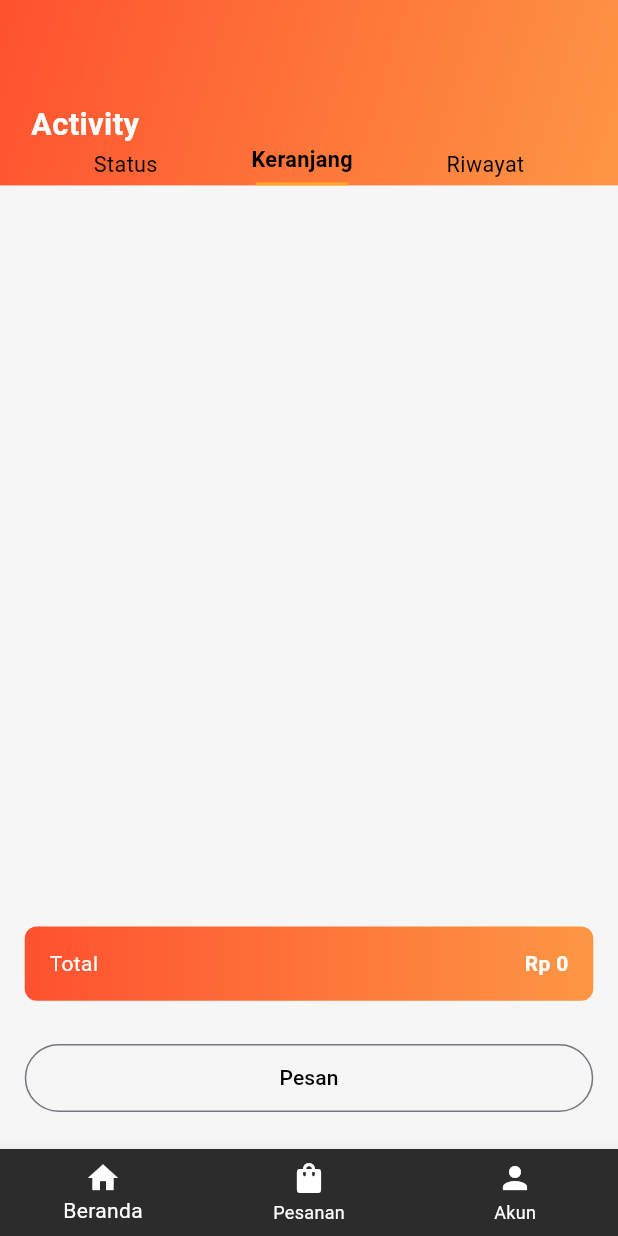
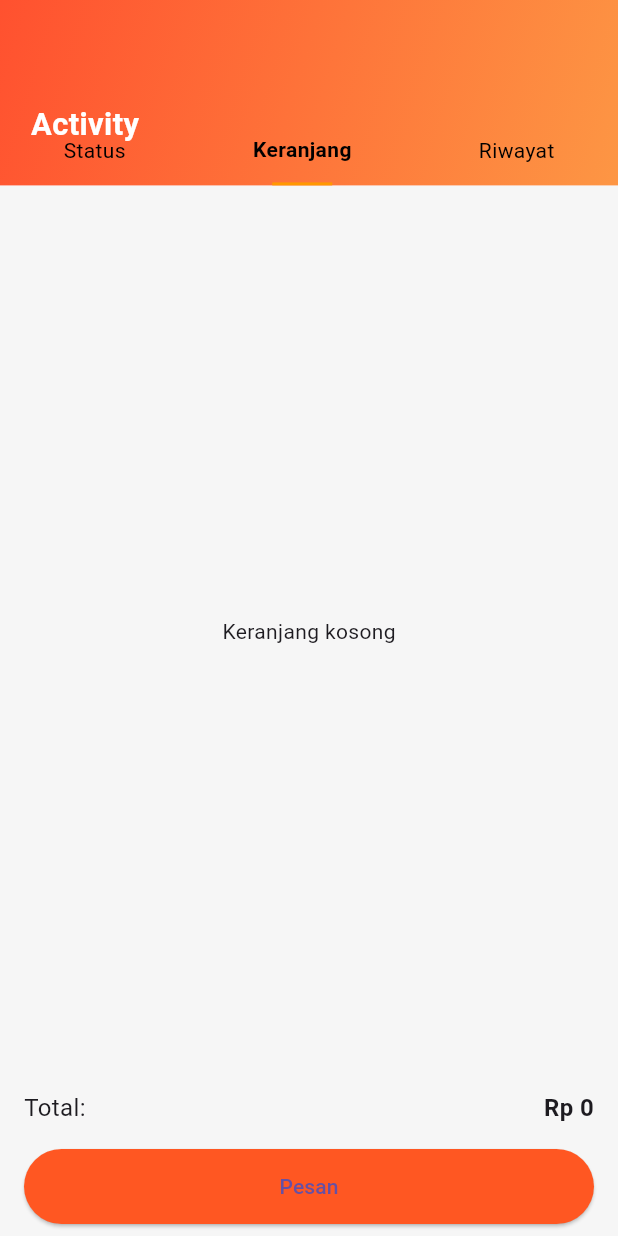
Before and after one commit to mzkyann/ALP-Canteen, a Flutter app: the KeranjangPage screen opened by its route, on a phone screen of 412 x 824 dp. Run offline on Flutter 3.47's test engine with Material 3 defaults, Android fonts, the phone set to English and light mode, and no system bars; our stand-ins replace flutter_riverpod, flutter_time_picker_spinner; generated files the repository leaves out were written again; network calls fail.

Commit message:
keranjang-status-history

```diff
--- a/ALP-Canteen-struktur-frontend/cipeats/lib/main.dart
+++ b/ALP-Canteen-struktur-frontend/cipeats/lib/main.dart
@@ -13,6 +13,9 @@ import 'view/pesanan.dart';
 import 'view/checkout.dart';
 import 'view/bayar.dart';
 import 'view/keranjang.dart';
+import 'view/status_page.dart';
+import 'view/history_page.dart';
+
 
 void main() {
   runApp(const ProviderScope(child: MyApp()));
@@ -43,6 +46,9 @@ class MyApp extends StatelessWidget {
         '/checkout': (context) => const CheckoutPage(),
         '/bayar': (context) => const BayarPage(),
         '/keranjang': (context) => const KeranjangPage(),
+        '/status': (context) => const StatusPage(),
+        '/riwayat': (context) => const HistoryPage(),
+
       },
     );
   }
--- a/ALP-Canteen-struktur-frontend/cipeats/lib/view/keranjang.dart
+++ b/ALP-Canteen-struktur-frontend/cipeats/lib/view/keranjang.dart
@@ -1,7 +1,7 @@
 import 'package:flutter/material.dart';
 import 'package:flutter_riverpod/flutter_riverpod.dart';
 import '../view_model/cart_viewmodel.dart';
-import '../model/menu_item.dart';
+import '../widget/tab_bar_header.dart';
 
 class KeranjangPage extends ConsumerWidget {
   const KeranjangPage({super.key});
@@ -41,21 +41,13 @@ class KeranjangPage extends ConsumerWidget {
           ),
           bottom: PreferredSize(
             preferredSize: Size.fromHeight(screenHeight * 0.05),
-            child: Row(
-              mainAxisAlignment: MainAxisAlignment.spaceEvenly,
-              children: [
-                _tabItem('Status', false, screenWidth),
-                _tabItem('Keranjang', true, screenWidth),
-                _tabItem('Riwayat', false, screenWidth),
-              ],
+            child: TabBarHeader(activeIndex: 1, onTabSelected: (index) {  },), // 1 untuk "Keranjang"
           ),
         ),
       ),
-      ),
-      body: Stack(
-        children: [
-          Positioned.fill(
-            child: Padding(
+      body: cartItems.isEmpty
+          ? const Center(child: Text("Keranjang kosong"))
+          : Padding(
               padding: EdgeInsets.only(bottom: screenHeight * 0.2),
               child: ListView.builder(
                 itemCount: cartItems.length,
@@ -78,98 +70,37 @@ class KeranjangPage extends ConsumerWidget {
                 },
               ),
             ),
-          ),
-          Positioned(
-            bottom: screenHeight * 0.12,
-            left: screenWidth * 0.04,
-            right: screenWidth * 0.04,
-            child: Container(
-              height: screenHeight * 0.06,
-              decoration: BoxDecoration(
-                borderRadius: BorderRadius.circular(8),
-                gradient: const LinearGradient(
-                  colors: [Color(0xFFFF512F), Color(0xFFFD9644)],
-                ),
-              ),
-              child: Padding(
-                padding: EdgeInsets.symmetric(horizontal: screenWidth * 0.04),
+      bottomNavigationBar: Column(
+        mainAxisSize: MainAxisSize.min,
+        children: [
+          Padding(
+            padding: const EdgeInsets.symmetric(horizontal: 16, vertical: 8),
             child: Row(
               mainAxisAlignment: MainAxisAlignment.spaceBetween,
               children: [
-                    const Text('Total', style: TextStyle(color: Colors.white)),
-                    Text(
-                      'Rp $total',
-                      style: const TextStyle(color: Colors.white, fontWeight: FontWeight.bold),
-                    ),
+                const Text("Total:", style: TextStyle(fontSize: 16)),
+                Text("Rp $total", style: const TextStyle(fontSize: 16, fontWeight: FontWeight.bold)),
               ],
             ),
           ),
-            ),
-          ),
-          Positioned(
-            bottom: screenHeight * 0.03,
-            left: screenWidth * 0.04,
-            right: screenWidth * 0.04,
-            child: SizedBox(
-              height: screenHeight * 0.055,
-              child: OutlinedButton(
+          Padding(
+            padding: const EdgeInsets.symmetric(horizontal: 16, vertical: 8),
+            child: ElevatedButton(
               onPressed: () {
                 ref.read(cartProvider.notifier).clearCart();
                 ScaffoldMessenger.of(context).showSnackBar(
                   const SnackBar(content: Text("Pesanan diproses")),
                 );
               },
-                child: const Text('Pesan', style: TextStyle(color: Colors.black)),
+              style: ElevatedButton.styleFrom(
+                backgroundColor: Colors.deepOrange,
+                minimumSize: const Size.fromHeight(50),
               ),
+              child: const Text("Pesan"),
             ),
           ),
         ],
       ),
-      bottomNavigationBar: BottomNavigationBar(
-        backgroundColor: const Color(0xFF2C2C2C),
-        selectedItemColor: Colors.white,
-        unselectedItemColor: Colors.white,
-        onTap: (index) {
-          switch (index) {
-            case 0:
-              Navigator.pushNamed(context, '/home');
-              break;
-            case 1:
-              Navigator.pushNamed(context, '/pesanan');
-              break;
-            case 2:
-              Navigator.pushNamed(context, '/akun');
-              break;
-          }
-        },
-        items: const [
-          BottomNavigationBarItem(icon: Icon(Icons.home), label: 'Beranda'),
-          BottomNavigationBarItem(icon: Icon(Icons.shopping_bag), label: 'Pesanan'),
-          BottomNavigationBarItem(icon: Icon(Icons.person), label: 'Akun'),
-        ],
-      ),
-    );
-  }
-
-  Widget _tabItem(String label, bool isSelected, double screenWidth) {
-    return Column(
-      children: [
-        Text(
-          label,
-          style: TextStyle(
-            fontWeight: isSelected ? FontWeight.bold : FontWeight.normal,
-            color: Colors.black,
-            fontSize: screenWidth * 0.035,
-          ),
-        ),
-        if (isSelected)
-          Container(
-            margin: const EdgeInsets.only(top: 4),
-            height: 2,
-            width: screenWidth * 0.15,
-            color: const Color(0xFFFFA726),
-          ),
-      ],
     );
   }
 }
--- /dev/null
+++ b/ALP-Canteen-struktur-frontend/cipeats/lib/widget/tab_bar_header.dart
@@ -0,0 +1,49 @@
+import 'package:flutter/material.dart';
+
+class TabBarHeader extends StatelessWidget {
+  final int activeIndex;
+
+  const TabBarHeader({super.key, required this.activeIndex, required Null Function(dynamic index) onTabSelected});
+
+  @override
+  Widget build(BuildContext context) {
+    List<String> tabs = ["Status", "Keranjang", "Riwayat"];
+    List<String> routes = ["/status", "/keranjang", "/riwayat"];
+
+    return Row(
+      mainAxisAlignment: MainAxisAlignment.spaceAround,
+      children: List.generate(tabs.length, (index) {
+        return GestureDetector(
+          onTap: () {
+            if (activeIndex != index) {
+              Navigator.pushReplacementNamed(context, routes[index]);
+            }
+          },
+          child: Column(
+            children: [
+              Padding(
+                padding: const EdgeInsets.symmetric(vertical: 12),
+                child: Text(
+                  tabs[index],
+                  style: TextStyle(
+                    fontWeight: activeIndex == index
+                        ? FontWeight.bold
+                        : FontWeight.normal,
+                    color: Colors.black,
+                    fontSize: 14,
+                  ),
+                ),
+              ),
+              if (activeIndex == index)
+                Container(
+                  height: 2,
+                  width: 40,
+                  color: Colors.orange,
+                ),
+            ],
+          ),
+        );
+      }),
+    );
+  }
+}
--- a/ALP-Canteen-struktur-frontend/cipeats/pubspec.yaml
+++ b/ALP-Canteen-struktur-frontend/cipeats/pubspec.yaml
@@ -30,6 +30,7 @@ dev_dependencies:
   mockito: ^5.4.4
   build_runner: ^2.4.0
   test: ^1.24.0
+  intl: ^0.18.1
 
 flutter:
   uses-material-design: true
```
Also changed, not shown: ALP-Canteen-struktur-frontend/cipeats/lib/model/history_item.dart (added, +13 -0 lines), ALP-Canteen-struktur-frontend/cipeats/lib/view/history_page.dart (added, +96 -0 lines), ALP-Canteen-struktur-frontend/cipeats/lib/view/status_page.dart (added, +144 -0 lines), ALP-Canteen-struktur-frontend/cipeats/lib/view_model/cart_viewmodel.dart (+11 -11 lines), ALP-Canteen-struktur-frontend/cipeats/lib/view_model/history_viewmodel.dart (added, +31 -0 lines), ALP-Canteen-struktur-frontend/cipeats/lib/view_model/menu_provider.dart (added, +31 -0 lines), ALP-Canteen-struktur-frontend/cipeats/lib/model/menu_item.dart (line endings or trailing spaces), ALP-Canteen-struktur-frontend/cipeats/pubspec.lock. Lines whose indentation alone changed are shown as unchanged.
